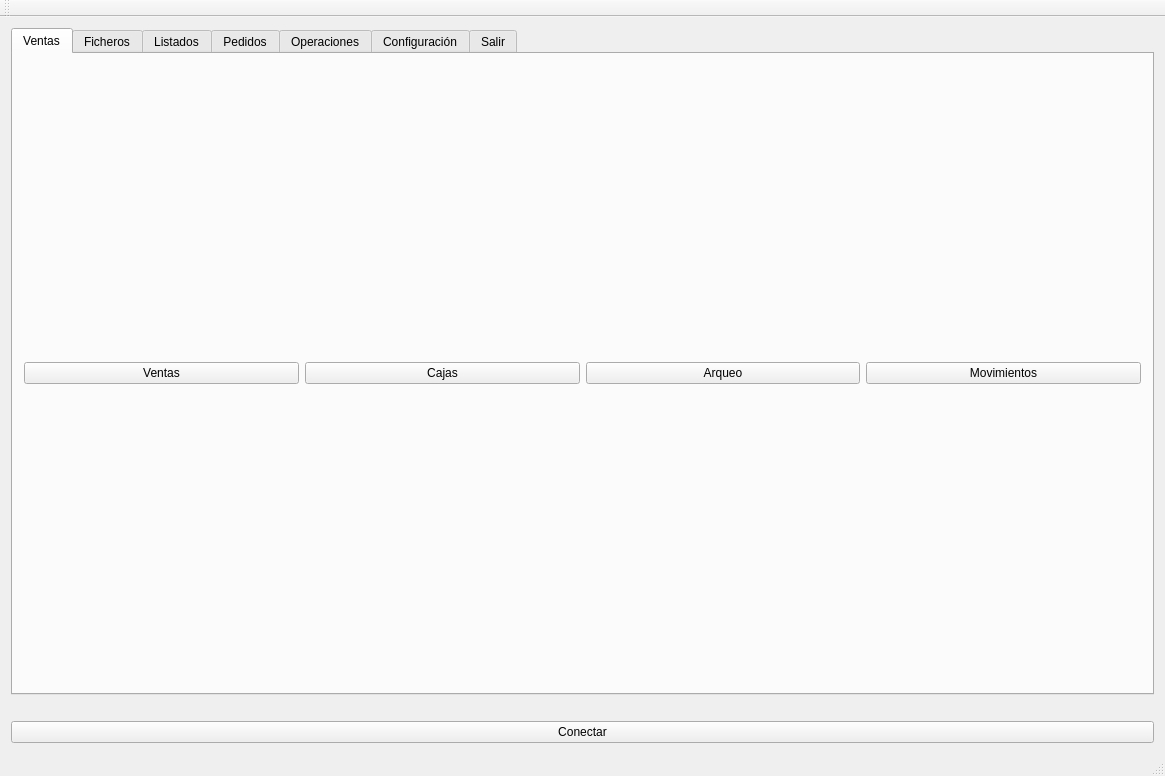
This is tienda.ui in Ladis72/tienda as Qt 5 draws it before an edit. The edited form follows.
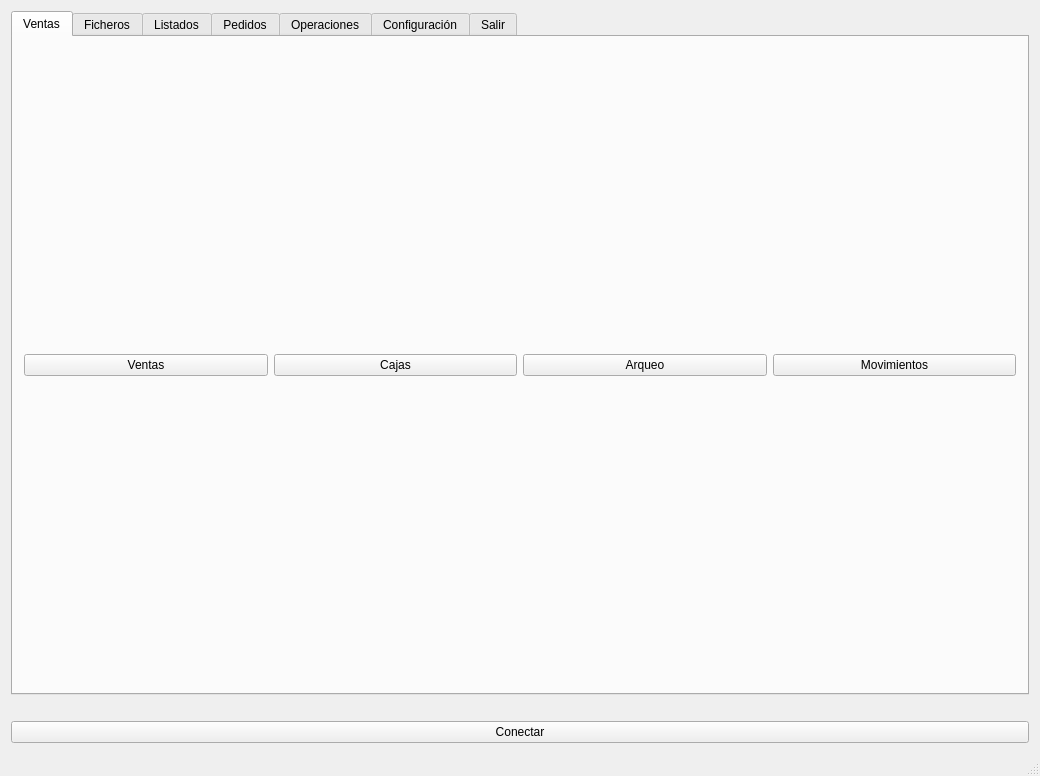
This is the edited form. Icons and pictures are not drawn.

Commit message: Diseño inicial

What changed in the file:
```diff
--- a/tienda.ui
+++ b/tienda.ui
@@ -6,7 +6,7 @@
    <rect>
     <x>0</x>
     <y>0</y>
-    <width>1165</width>
+    <width>1040</width>
     <height>776</height>
    </rect>
   </property>
@@ -38,7 +38,7 @@
         <string>Ventas</string>
        </attribute>
        <layout class="QGridLayout" name="gridLayout_3">
-        <item row="0" column="0">
+        <item row="1" column="0">
          <layout class="QHBoxLayout" name="horizontalLayout_2">
           <item>
            <widget class="QPushButton" name="ventasButton">
@@ -420,14 +420,6 @@
     </item>
    </layout>
   </widget>
-  <widget class="QToolBar" name="mainToolBar">
-   <attribute name="toolBarArea">
-    <enum>TopToolBarArea</enum>
-   </attribute>
-   <attribute name="toolBarBreak">
-    <bool>false</bool>
-   </attribute>
-  </widget>
   <widget class="QStatusBar" name="statusBar"/>
  </widget>
  <layoutdefault spacing="6" margin="11"/>
```
Left out of the diff: 14 changed lines with no effect on the pictures.
